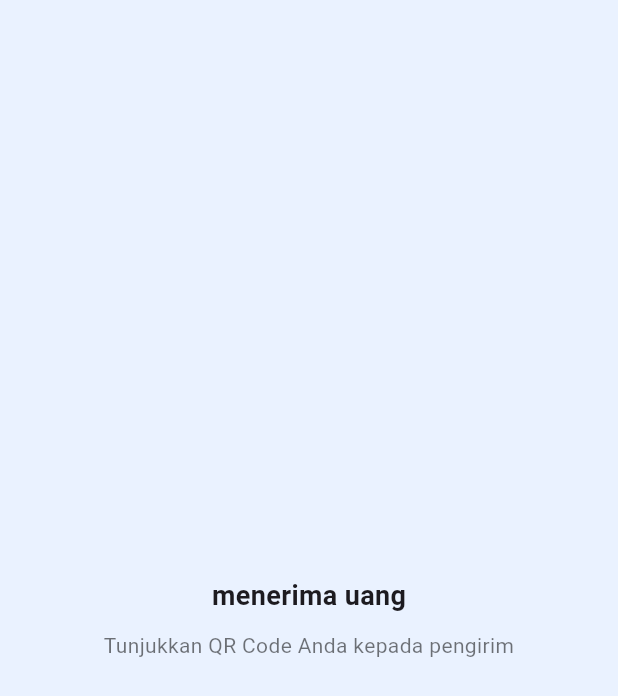
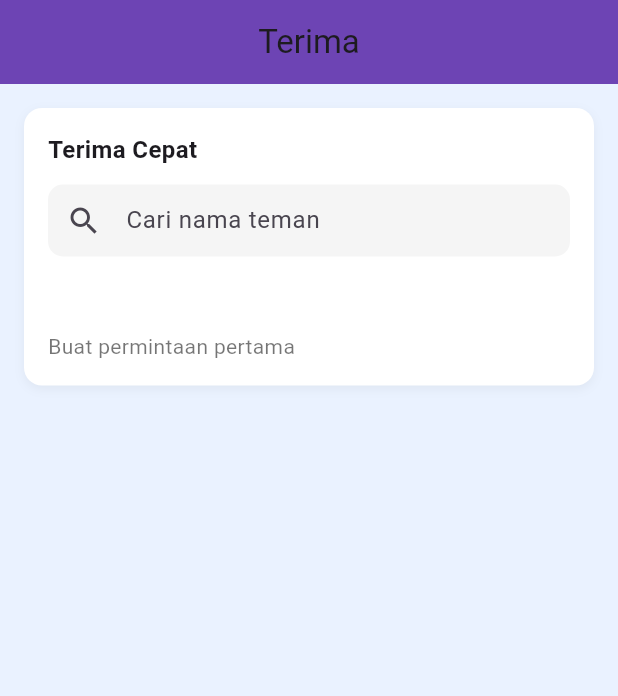
Before and after one commit to Ferdiansyah42/uas_sm4, a Flutter app: the TerimaPage screen opened directly, on a phone screen of 412 x 824 dp. Shown: the top 696 px of the screen. Run offline on Flutter 3.47's test engine with Material 3 defaults, Android fonts, the phone set to English and light mode, and no system bars.

Commit message:
membuat container dan isinya

```diff
--- a/lib/pages/terima_page.dart
+++ b/lib/pages/terima_page.dart
@@ -7,22 +7,59 @@ class TerimaPage extends StatelessWidget {
   Widget build(BuildContext context) {
     return Scaffold(
       backgroundColor: const Color(0xFFEAF2FF),
-      body: Center(
-        child: Column(
-          mainAxisAlignment: MainAxisAlignment.center,
-          children: const [
-            Text(
-              'menerima uang',
-              style: TextStyle(fontSize: 18, fontWeight: FontWeight.w600),
+      appBar: AppBar(
+        title: const Text('Terima'),
+        centerTitle: true,
+        backgroundColor: const Color.fromARGB(255, 109, 68, 180),
+        automaticallyImplyLeading: false,
+      ),
+      body: ListView(
+        padding: const EdgeInsets.all(16),
+        children: [
+
+          Container(
+            padding: const EdgeInsets.all(16),
+            decoration: BoxDecoration(
+              color: Colors.white,
+              borderRadius: BorderRadius.circular(12),
+              boxShadow: [
+                BoxShadow(
+                  color: Colors.black.withOpacity(0.05),
+                  blurRadius: 5,
+                  offset: const Offset(0, 2),
+                )
+              ],
             ),
-            SizedBox(height: 10),
-            Text(
-              'Tunjukkan QR Code Anda kepada pengirim',
-              style: TextStyle(fontSize: 14, color: Colors.black54),
-              textAlign: TextAlign.center,
+            child: Column(
+              crossAxisAlignment: CrossAxisAlignment.start,
+              children: [
+                const Text('Terima Cepat',
+                    style: TextStyle(fontSize: 16, fontWeight: FontWeight.bold)),
+                const SizedBox(height: 12),
+                TextField(
+                  decoration: InputDecoration(
+                    hintText: 'Cari nama teman ',
+                    prefixIcon: const Icon(Icons.search),
+                    filled: true,
+                    fillColor: Colors.grey[100],
+                    contentPadding: const EdgeInsets.symmetric(vertical: 10),
+                    border: OutlineInputBorder(
+                      borderRadius: BorderRadius.circular(10),
+                      borderSide: BorderSide.none,
+                    ),
+                  ),
+                ),
+                const SizedBox(height: 50),
+                const Text(
+                  'Buat permintaan pertama',
+                  style: TextStyle(color: Colors.black54),
+                ),
+              ],
             ),
-          ],
-        ),
+          ),
+
+          const SizedBox(height: 16),
+        ],
       ),
     );
   }
```
